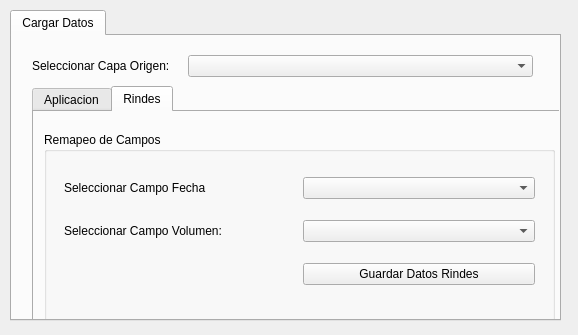
Before: the Qt Designer form ui/dialogs/applied_dialog.ui in franciscocontreras93/agrae, drawn with Qt 5.
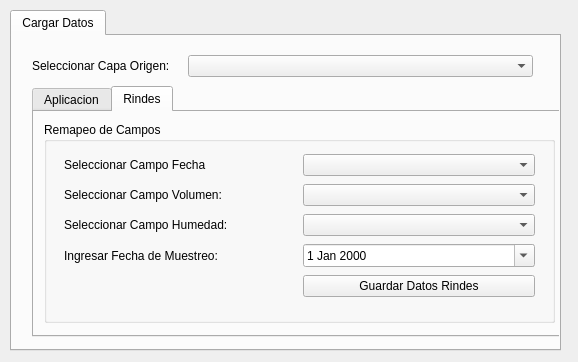
After: the same form once the commit is applied. The open tabs and pages were chosen to show the change. Custom widgets are drawn as their Qt base class.

```diff
--- a/ui/dialogs/applied_dialog.ui
+++ b/ui/dialogs/applied_dialog.ui
@@ -7,7 +7,7 @@
     <x>0</x>
     <y>0</y>
     <width>578</width>
-    <height>335</height>
+    <height>362</height>
    </rect>
   </property>
   <property name="windowTitle">
@@ -19,7 +19,7 @@
      <x>10</x>
      <y>10</y>
      <width>551</width>
-     <height>311</height>
+     <height>341</height>
     </rect>
    </property>
    <property name="currentIndex">
@@ -63,11 +63,11 @@
        <x>20</x>
        <y>50</y>
        <width>551</width>
-       <height>261</height>
+       <height>251</height>
       </rect>
      </property>
      <property name="currentIndex">
-      <number>0</number>
+      <number>1</number>
      </property>
      <widget class="QWidget" name="tab_3">
       <attribute name="title">
@@ -144,9 +144,9 @@
        <property name="geometry">
         <rect>
          <x>10</x>
-         <y>20</y>
+         <y>10</y>
          <width>511</width>
-         <height>191</height>
+         <height>201</height>
         </rect>
        </property>
        <property name="title">
@@ -158,27 +158,20 @@
           <x>20</x>
           <y>30</y>
           <width>471</width>
-          <height>141</height>
+          <height>151</height>
          </rect>
         </property>
         <layout class="QGridLayout" name="gridLayout_3">
-         <item row="1" column="0">
-          <widget class="QLabel" name="label_7">
-           <property name="text">
-            <string>Seleccionar Campo Volumen:</string>
-           </property>
-          </widget>
+         <item row="3" column="1">
+          <widget class="QgsFieldComboBox" name="combo_humedad"/>
          </item>
-         <item row="2" column="1">
+         <item row="5" column="1">
           <widget class="QPushButton" name="pushButton_2">
            <property name="text">
             <string>Guardar Datos Rindes</string>
            </property>
           </widget>
          </item>
-         <item row="0" column="1">
-          <widget class="QgsFieldComboBox" name="combo_date_2"/>
-         </item>
          <item row="1" column="1">
           <widget class="QgsFieldComboBox" name="combo_volumen"/>
          </item>
@@ -189,6 +182,37 @@
            </property>
           </widget>
          </item>
+         <item row="0" column="1">
+          <widget class="QgsFieldComboBox" name="combo_date_2"/>
+         </item>
+         <item row="3" column="0">
+          <widget class="QLabel" name="label_8">
+           <property name="text">
+            <string>Seleccionar Campo Humedad:</string>
+           </property>
+          </widget>
+         </item>
+         <item row="1" column="0">
+          <widget class="QLabel" name="label_7">
+           <property name="text">
+            <string>Seleccionar Campo Volumen:</string>
+           </property>
+          </widget>
+         </item>
+         <item row="4" column="0">
+          <widget class="QLabel" name="label_9">
+           <property name="text">
+            <string>Ingresar Fecha de Muestreo:</string>
+           </property>
+          </widget>
+         </item>
+         <item row="4" column="1">
+          <widget class="QDateEdit" name="dateEdit">
+           <property name="calendarPopup">
+            <bool>true</bool>
+           </property>
+          </widget>
+         </item>
         </layout>
        </widget>
       </widget>
```
